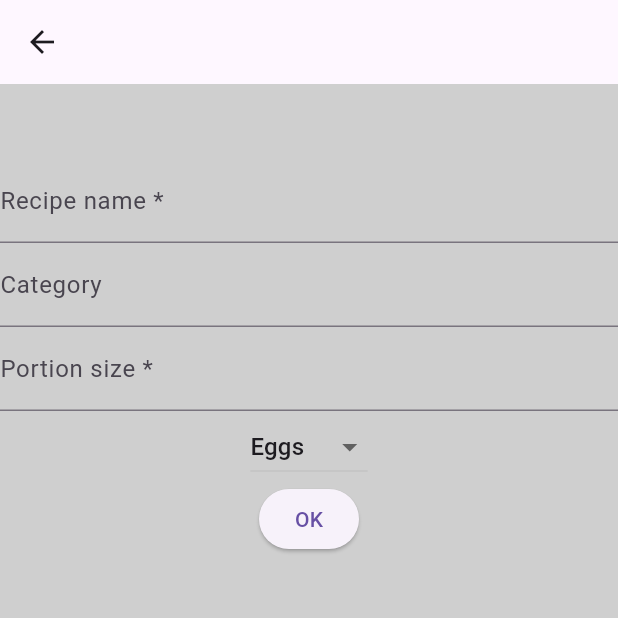
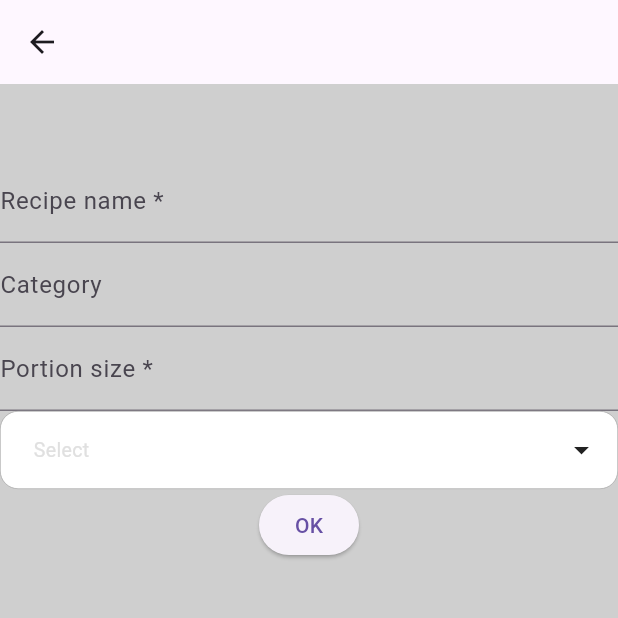
Before and after one commit to viktoriadorjan1/budget-meal, a Flutter app: the NewRecipePage screen opened directly with empty values, on a phone screen of 412 x 824 dp, the top half of it. Run offline on Flutter 3.47's test engine with Material 3 defaults, Android fonts, the phone set to English and light mode, and no system bars; drawn by our look-alikes of multi_dropdown; network calls fail.

Commit message:
feat: implemented multi ingredient dropdown.

```diff
--- a/lib/Mealplan/MealplanModel.dart
+++ b/lib/Mealplan/MealplanModel.dart
@@ -1,15 +1,16 @@
 import 'package:http/http.dart' as http;
+import '../RecipeBook/RecipeBookModel.dart';
 import '../mealplanner.dart';
 
 MealPlanner _mealPlanner = MealPlanner();
 
-void generateMealPlan() async {
+void generateMealPlan(RecipeBook recipeBook) async {
   const serverUrl = "https://budget-meal.onrender.com/";
   const localUrl = "http://10.0.2.2:7900";
 
   var response = await http.post(Uri.parse(serverUrl),
       headers: {"Content-Type": "application/json"},
-      body: _mealPlanner.createMealPlan()
+      body: _mealPlanner.createMealPlan(recipeBook)
   );
 
   print("Code: ${response.statusCode}");
--- a/lib/Mealplan/MealplanView.dart
+++ b/lib/Mealplan/MealplanView.dart
@@ -1,14 +1,15 @@
 import 'package:flutter/material.dart';
+import '../RecipeBook/RecipeBookModel.dart';
 import 'MealplanModel.dart';
 
-Widget Schedule() {
+Widget Schedule(RecipeBook recipeBook) {
   return Center(
     child: Column(
       mainAxisAlignment: MainAxisAlignment.center,
       children: <Widget>[
         ElevatedButton(
           onPressed: () {
-            generateMealPlan();
+            generateMealPlan(recipeBook);
           },
           child: const Text("Generate meal plan"),
         )
--- a/lib/RecipeBook/NewRecipeView.dart
+++ b/lib/RecipeBook/NewRecipeView.dart
@@ -1,4 +1,5 @@
 import 'package:flutter/material.dart';
+import 'package:multi_dropdown/multiselect_dropdown.dart';
 import '../main.dart';
 import 'IngredientModel.dart';
 import 'RecipeBookModel.dart';
@@ -35,21 +36,28 @@ class NewRecipeForm extends StatefulWidget {
   State<NewRecipeForm> createState() => _NewRecipeFormState();
 }
 
-List<String> ingredientNames = <String>['Eggs', 'Cheese', 'Milk'];
-
 class _NewRecipeFormState extends State<NewRecipeForm> {
   final _key = GlobalKey<FormState>();
 
+  // New recipe properties
   String recipeName = "";
   String category = "";
   int portionSize = 0;
   List<Ingredient> ingredients = [];
 
+  // TODO: replace with pre-defined ingredients
+  List<Ingredient> ingredientOptions = [];
 
-  String dropdownval = ingredientNames.first;
+  Ingredient milk = IngredientBuilder().withIngredientName("milk").withAmount(300, 'ml').build();
+  Ingredient cerealFlakes = IngredientBuilder().withIngredientName("cereal flakes").withAmount(300, 'g').build();
+  Ingredient bread = IngredientBuilder().withIngredientName("bread").withAmount(1000, 'g').build();
 
   @override
   Widget build(BuildContext context) {
+    ingredientOptions.add(milk);
+    ingredientOptions.add(cerealFlakes);
+    ingredientOptions.add(bread);
+
     return Form(
       key: _key,
       child: Column(
@@ -88,19 +96,22 @@ class _NewRecipeFormState extends State<NewRecipeForm> {
               return null;
             },
           ),
-        DropdownButton<String>(
-          value: dropdownval,
-          items: ingredientNames.map<DropdownMenuItem<String>>((String value) {
-            return DropdownMenuItem<String>(
-              value: value,
-              child: Text(value),
-            );
-          }).toList(),
-          onChanged: (String? value) {
-            setState(() {
-              dropdownval = value!;
-            });
-        }),
+          MultiSelectDropDown(
+            onOptionSelected: (options) {
+              for (var element in options) {
+                for (Ingredient i in ingredientOptions) {
+                  if (i.getIngredientName() == element.label && !ingredients.contains(i)) {
+                    ingredients.add(i);
+                  }
+                }
+              }
+            },
+            options: const <ValueItem>[
+              ValueItem(label: 'milk', value: '1'),
+              ValueItem(label: 'cereal flakes', value: '2'),
+              ValueItem(label: 'bread', value: '3'),
+            ],
+          ),
         ElevatedButton(onPressed: () {
           if (_key.currentState!.validate()) {
             ScaffoldMessenger.of(context).showSnackBar(
--- a/lib/main.dart
+++ b/lib/main.dart
@@ -41,7 +41,7 @@ class _MyHomePageState extends State<MyHomePage> {
     final List _pages = [
       Recipes(context, widget.recipeBook),
       Pantry(),
-      Schedule(),
+      Schedule(widget.recipeBook),
       Shopping(),
       More()
     ];
--- a/lib/mealplanner.dart
+++ b/lib/mealplanner.dart
@@ -11,11 +11,11 @@ class MealPlanner {
   // a recipebook (all recipes owned by user),
   // and a webshop (all ingredients needed for the given recipes)
   //String createMealPlan(Pantry pantry, RecipeBook recipeBook, WebShop webShop) {
-  String createMealPlan() {
+  String createMealPlan(RecipeBook recipeBook) {
     // TODO: replace testPantry with real pantry
     Pantry pantry = generateTestPantry();
     // TODO: replace testRecipeBook with real recipeBook
-    RecipeBook recipeBook = generateTestRecipeBook();
+    //RecipeBook recipeBook = generateTestRecipeBook();
 
     List<String> ingredients = [];
     for (Recipe recipe in recipeBook.getRecipes()) {
--- a/pubspec.yaml
+++ b/pubspec.yaml
@@ -38,6 +38,7 @@ dependencies:
   # Use with the CupertinoIcons class for iOS style icons.
   cupertino_icons: ^1.0.2
   process_run: ^0.13.0
+  multi_dropdown: ^1.0.9
 
 dev_dependencies:
   flutter_test:
```
Also changed, not shown: pubspec.lock, 1 other file.
